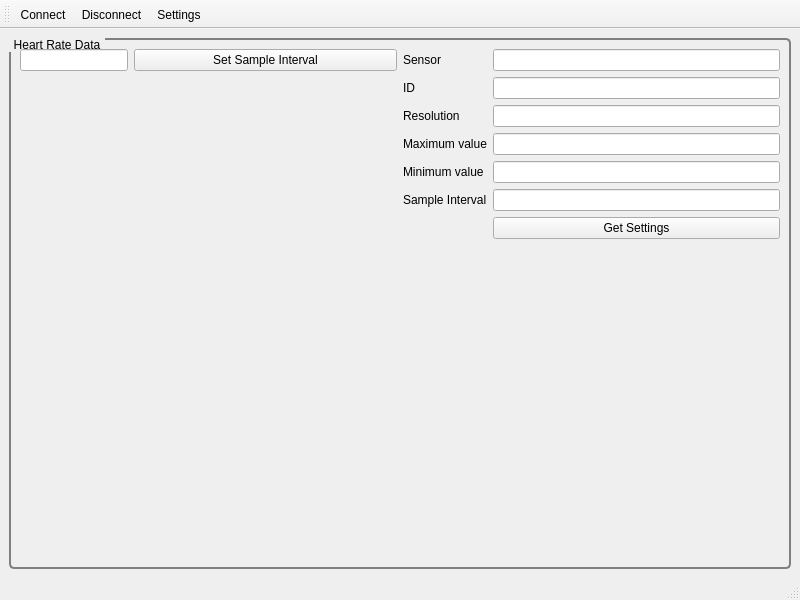
Before: the Qt Designer form ui/MainWindow.ui in UbiquitousComputingSS14/HeartRateMonitor, drawn with Qt 5.
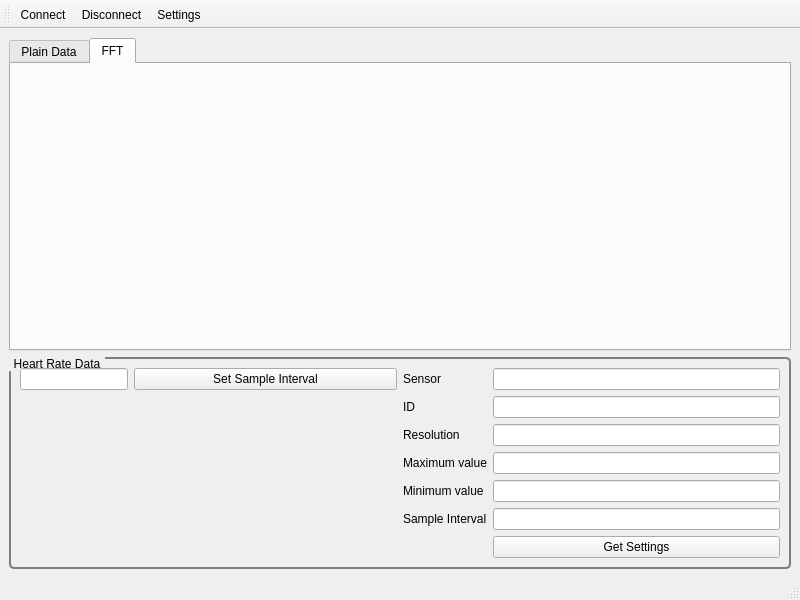
After: the same form once the commit is applied. Icons and pictures are not drawn.

Patch:
```diff
--- a/ui/MainWindow.ui
+++ b/ui/MainWindow.ui
@@ -16,7 +16,31 @@
   <widget class="QWidget" name="mainLayout">
    <layout class="QVBoxLayout" name="verticalLayout">
     <item>
-     <layout class="QHBoxLayout" name="graphLayout"/>
+     <widget class="QTabWidget" name="tabWidget">
+      <property name="currentIndex">
+       <number>1</number>
+      </property>
+      <widget class="QWidget" name="tab">
+       <attribute name="title">
+        <string>Plain Data</string>
+       </attribute>
+       <layout class="QVBoxLayout" name="verticalLayout_2">
+        <item>
+         <layout class="QHBoxLayout" name="graphLayout"/>
+        </item>
+       </layout>
+      </widget>
+      <widget class="QWidget" name="tab_2">
+       <attribute name="title">
+        <string>FFT</string>
+       </attribute>
+       <layout class="QVBoxLayout" name="verticalLayout_3">
+        <item>
+         <layout class="QHBoxLayout" name="frequencyGraphLayout"/>
+        </item>
+       </layout>
+      </widget>
+     </widget>
     </item>
     <item>
      <widget class="QGroupBox" name="box">
```
